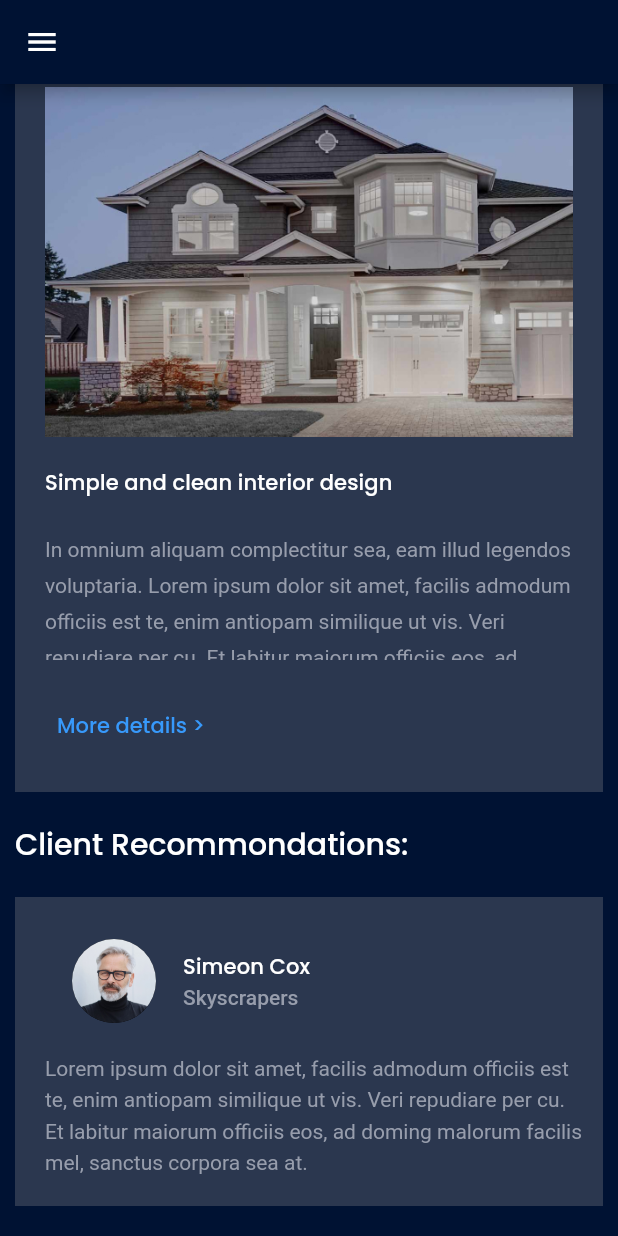
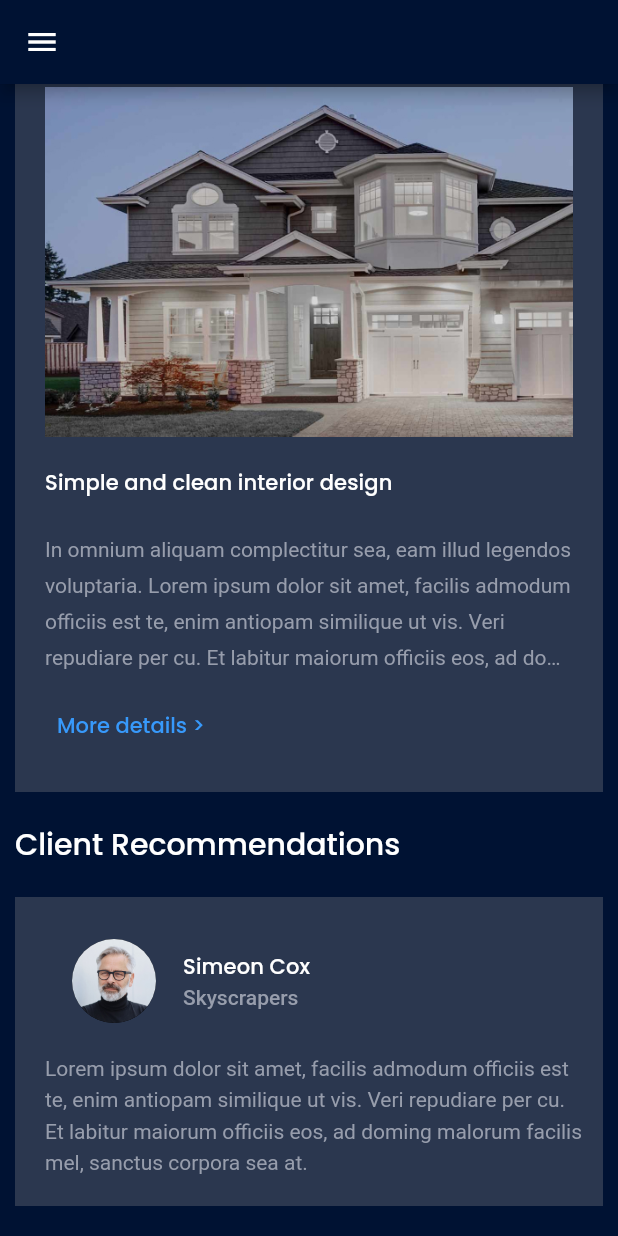
Before and after one commit to alaazamelDev/real_estate_application_flutter, a Flutter app: the screen it shows after launch, scrolled down 3442 dp, on a phone screen of 412 x 824 dp. Run offline on Flutter 3.47's test engine with Material 2 defaults, Android fonts, the phone set to English and light mode, and no system bars; our stand-ins replace flutter_svg, google_fonts.

Commit message:
fix vertical text line intersections, be adjusting the vertical padding of surrounding elements

```diff
--- a/lib/widgets/main/main_section.dart
+++ b/lib/widgets/main/main_section.dart
@@ -17,7 +17,7 @@ class MainSection extends StatelessWidget {
             HomeBanner(),
             IconInfo(),
             Projects(),
-            Recommondations()
+            Recommendations()
           ],
         ),
       ),
--- a/lib/widgets/main/project_card.dart
+++ b/lib/widgets/main/project_card.dart
@@ -36,11 +36,11 @@ class ProjectCard extends StatelessWidget {
             child: Text(
               project.description!,
               style: TextStyle(height: 1.7),
-              maxLines: 5,
+              maxLines: 4,
               overflow: TextOverflow.ellipsis,
             ),
           ),
-          SizedBox(height: kDefaultPadding),
+          SizedBox(height: kDefaultPadding/2),
           TextButton(
             onPressed: () {},
             child: Text(
--- a/lib/widgets/main/recommondations.dart
+++ b/lib/widgets/main/recommondations.dart
@@ -3,8 +3,8 @@ import 'package:real_estate/constants.dart';
 import 'package:real_estate/models/recommendation.dart';
 import 'package:real_estate/widgets/main/recommondation_card.dart';
 
-class Recommondations extends StatelessWidget {
-  const Recommondations({Key? key}) : super(key: key);
+class Recommendations extends StatelessWidget {
+  const Recommendations({Key? key}) : super(key: key);
 
   @override
   Widget build(BuildContext context) {
@@ -14,7 +14,7 @@ class Recommondations extends StatelessWidget {
         crossAxisAlignment: CrossAxisAlignment.start,
         children: [
           Text(
-            'Client Recommondations:',
+            'Client Recommendations',
             style: Theme.of(context)
                 .textTheme
                 .headline6!
--- a/lib/widgets/menu/social_media_icon.dart
+++ b/lib/widgets/menu/social_media_icon.dart
@@ -17,18 +17,22 @@ class SocialMediaIcon extends StatelessWidget {
           IconButton(
             icon: SvgPicture.asset('assets/icons/linkedin.svg'),
             onPressed: () {},
+            splashRadius: 20,
           ),
           IconButton(
             icon: SvgPicture.asset('assets/icons/github.svg'),
             onPressed: () {},
+            splashRadius: 20,
           ),
           IconButton(
             icon: SvgPicture.asset('assets/icons/twitter.svg'),
             onPressed: () {},
+            splashRadius: 20,
           ),
           IconButton(
             icon: SvgPicture.asset('assets/icons/dribble.svg'),
             onPressed: () {},
+            splashRadius: 20,
           ),
           Spacer(),
         ],
```
Also changed, not shown: pubspec.lock, 2 other files.
